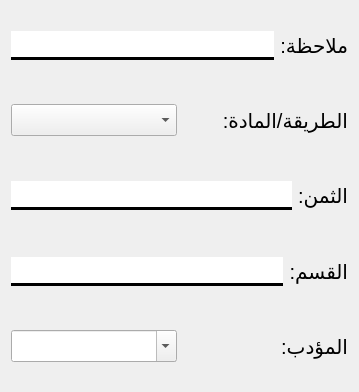
The window that app/ui/forms/classes_form.ui (yahiab05/student-managment-v2.0) describes before a commit, drawn with Qt 5.
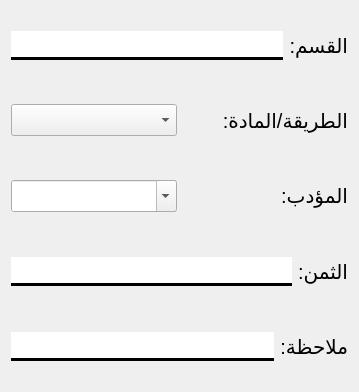
The same window after the commit.

Commit message: classes part is fully working

What changed in the file:
```diff
--- a/app/ui/forms/classes_form.ui
+++ b/app/ui/forms/classes_form.ui
@@ -14,107 +14,6 @@
    <string>Form</string>
   </property>
   <layout class="QVBoxLayout" name="verticalLayout">
-   <item>
-    <layout class="QHBoxLayout" name="horizontalLayout_7">
-     <item>
-      <widget class="QLineEdit" name="note">
-       <property name="font">
-        <font>
-         <pointsize>15</pointsize>
-        </font>
-       </property>
-       <property name="styleSheet">
-        <string notr="true">border: 3px solid black;
-border-left: none;
-border-right: none;
-border-top: none 
-</string>
-       </property>
-      </widget>
-     </item>
-     <item>
-      <widget class="QLabel" name="label_5">
-       <property name="font">
-        <font>
-         <pointsize>15</pointsize>
-        </font>
-       </property>
-       <property name="text">
-        <string>ملاحظة:</string>
-       </property>
-      </widget>
-     </item>
-    </layout>
-   </item>
-   <item>
-    <layout class="QHBoxLayout" name="horizontalLayout_4">
-     <item>
-      <widget class="QComboBox" name="way">
-       <property name="minimumSize">
-        <size>
-         <width>0</width>
-         <height>30</height>
-        </size>
-       </property>
-       <property name="font">
-        <font>
-         <pointsize>15</pointsize>
-        </font>
-       </property>
-       <property name="layoutDirection">
-        <enum>Qt::LeftToRight</enum>
-       </property>
-       <property name="sizeAdjustPolicy">
-        <enum>QComboBox::AdjustToContents</enum>
-       </property>
-      </widget>
-     </item>
-     <item>
-      <widget class="QLabel" name="label_3">
-       <property name="font">
-        <font>
-         <pointsize>15</pointsize>
-        </font>
-       </property>
-       <property name="text">
-        <string>الطريقة/المادة:</string>
-       </property>
-      </widget>
-     </item>
-    </layout>
-   </item>
-   <item>
-    <layout class="QHBoxLayout" name="horizontalLayout_8">
-     <item>
-      <widget class="QLineEdit" name="price">
-       <property name="font">
-        <font>
-         <pointsize>15</pointsize>
-        </font>
-       </property>
-       <property name="styleSheet">
-        <string notr="true">border: 3px solid black;
-border-left: none;
-border-right: none;
-border-top: none 
-</string>
-       </property>
-      </widget>
-     </item>
-     <item>
-      <widget class="QLabel" name="label_6">
-       <property name="font">
-        <font>
-         <pointsize>15</pointsize>
-        </font>
-       </property>
-       <property name="text">
-        <string>الثمن:</string>
-       </property>
-      </widget>
-     </item>
-    </layout>
-   </item>
    <item>
     <layout class="QHBoxLayout" name="horizontalLayout_3">
      <item>
@@ -147,6 +46,43 @@
      </item>
     </layout>
    </item>
+   <item>
+    <layout class="QHBoxLayout" name="horizontalLayout_4">
+     <item>
+      <widget class="QComboBox" name="way">
+       <property name="minimumSize">
+        <size>
+         <width>0</width>
+         <height>30</height>
+        </size>
+       </property>
+       <property name="font">
+        <font>
+         <pointsize>15</pointsize>
+        </font>
+       </property>
+       <property name="layoutDirection">
+        <enum>Qt::LeftToRight</enum>
+       </property>
+       <property name="sizeAdjustPolicy">
+        <enum>QComboBox::AdjustToContents</enum>
+       </property>
+      </widget>
+     </item>
+     <item>
+      <widget class="QLabel" name="label_3">
+       <property name="font">
+        <font>
+         <pointsize>15</pointsize>
+        </font>
+       </property>
+       <property name="text">
+        <string>الطريقة/المادة:</string>
+       </property>
+      </widget>
+     </item>
+    </layout>
+   </item>
    <item>
     <layout class="QHBoxLayout" name="horizontalLayout_6">
      <item>
@@ -187,6 +123,70 @@
      </item>
     </layout>
    </item>
+   <item>
+    <layout class="QHBoxLayout" name="horizontalLayout_8">
+     <item>
+      <widget class="QLineEdit" name="price">
+       <property name="font">
+        <font>
+         <pointsize>15</pointsize>
+        </font>
+       </property>
+       <property name="styleSheet">
+        <string notr="true">border: 3px solid black;
+border-left: none;
+border-right: none;
+border-top: none 
+</string>
+       </property>
+      </widget>
+     </item>
+     <item>
+      <widget class="QLabel" name="label_6">
+       <property name="font">
+        <font>
+         <pointsize>15</pointsize>
+        </font>
+       </property>
+       <property name="text">
+        <string>الثمن:</string>
+       </property>
+      </widget>
+     </item>
+    </layout>
+   </item>
+   <item>
+    <layout class="QHBoxLayout" name="horizontalLayout_7">
+     <item>
+      <widget class="QLineEdit" name="note">
+       <property name="font">
+        <font>
+         <pointsize>15</pointsize>
+        </font>
+       </property>
+       <property name="styleSheet">
+        <string notr="true">border: 3px solid black;
+border-left: none;
+border-right: none;
+border-top: none 
+</string>
+       </property>
+      </widget>
+     </item>
+     <item>
+      <widget class="QLabel" name="label_5">
+       <property name="font">
+        <font>
+         <pointsize>15</pointsize>
+        </font>
+       </property>
+       <property name="text">
+        <string>ملاحظة:</string>
+       </property>
+      </widget>
+     </item>
+    </layout>
+   </item>
   </layout>
  </widget>
  <resources/>
```
The commit also changes 7 other files.
